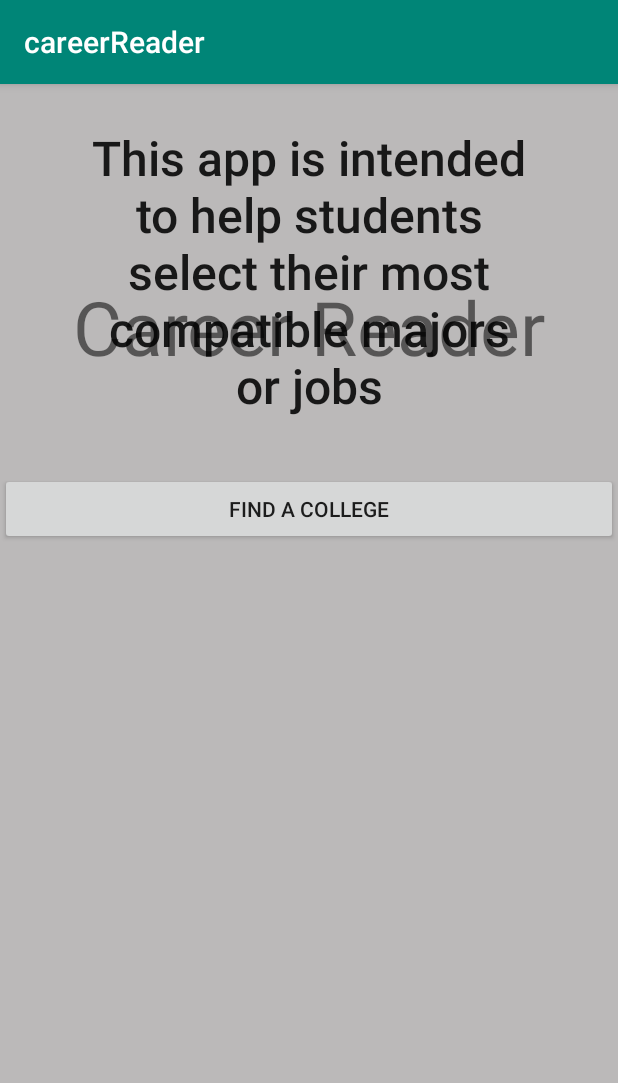
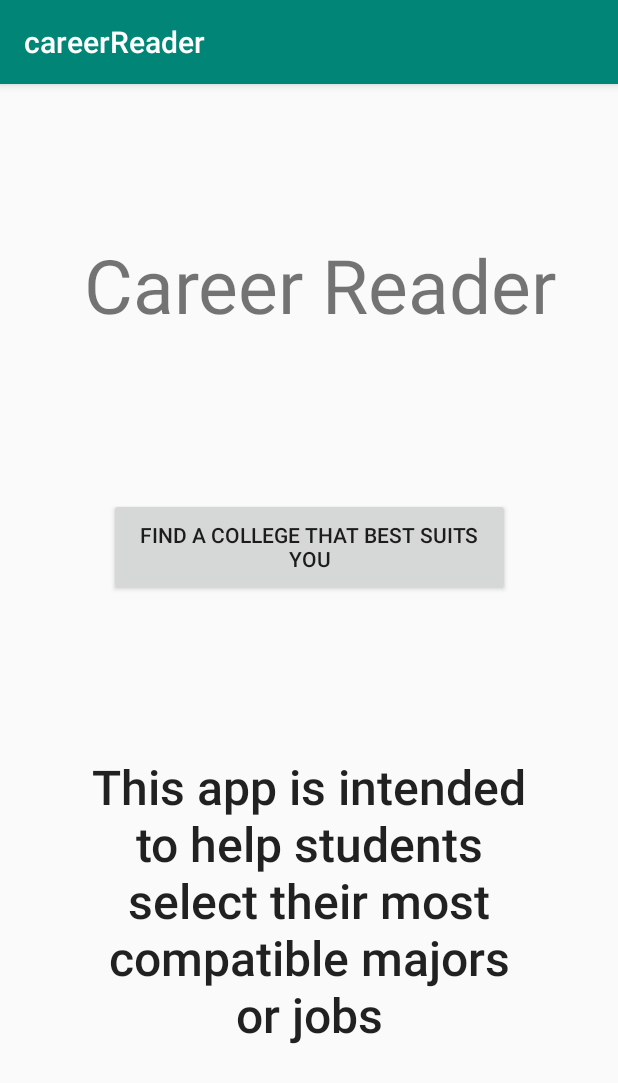
Before and after one commit to mccullochme/CareerReader, an Android app: the screen it shows after launch (MainActivity), on a phone screen of 412 x 824 dp. Shown: the top 1083 px of the screen. Run offline under Robolectric (Android 15) with nearby library versions, the phone set to English and light mode, and no system bars.

Commit message:
Revert "Merge branch 'master' of C:\Users\Admin\Documents\GitHub\fall-19-project-appmonsters with conflicts."
This reverts commit f5789552dd11dcc82a936c0bbec8ca340316ec76.

```diff
--- a/app/src/main/res/layout/activity_main.xml
+++ b/app/src/main/res/layout/activity_main.xml
@@ -4,40 +4,75 @@
     xmlns:tools="http://schemas.android.com/tools"
     android:layout_width="match_parent"
     android:layout_height="match_parent"
-    android:background="#BBB9B9"
-    tools:context=".MainActivity">
+    tools:context=".MainActivity"><![CDATA[
+
+
+        android:id="@+id/button2"
+        android:layout_width="0dp"
+        android:layout_height="wrap_content"
+        android:layout_marginTop="259dp"
+        android:layout_marginBottom="48dp"
+        android:text="Find A College"
+        app:layout_constraintBottom_toTopOf="@+id/textView2"
+        app:layout_constraintEnd_toEndOf="parent"
+        app:layout_constraintStart_toStartOf="parent"
+        app:layout_constraintTop_toTopOf="parent" />
+
+
+
+
+
+
+
+
+
+
+
+
+
+
+
+
+
+    ]]>
+
+    <Button
+        android:id="@+id/FindCollegeButton"
+        android:layout_width="267dp"
+        android:layout_height="65dp"
+        android:text="Find a College that best suits you"
+        app:layout_constraintBottom_toBottomOf="parent"
+        app:layout_constraintEnd_toEndOf="parent"
+        app:layout_constraintStart_toStartOf="parent"
+        app:layout_constraintTop_toTopOf="parent"
+        app:layout_constraintVertical_bias="0.393" />
 
     <TextView
         android:id="@+id/textView"
         android:layout_width="wrap_content"
         android:layout_height="wrap_content"
-        android:layout_marginTop="128dp"
+        android:layout_marginTop="100dp"
         android:text="Career Reader"
         android:textSize="50sp"
+        app:layout_constraintBottom_toBottomOf="parent"
         app:layout_constraintEnd_toEndOf="parent"
+        app:layout_constraintHorizontal_bias="0.577"
         app:layout_constraintStart_toStartOf="parent"
-        app:layout_constraintTop_toTopOf="parent" />
-
-    <Button
-        android:id="@+id/button2"
-        android:layout_width="0dp"
-        android:layout_height="wrap_content"
-        android:layout_marginTop="64dp"
-        android:text="Find A College"
-        app:layout_constraintEnd_toEndOf="parent"
-        app:layout_constraintStart_toStartOf="parent"
-        app:layout_constraintTop_toBottomOf="@+id/textView" />
+        app:layout_constraintTop_toTopOf="parent"
+        app:layout_constraintVertical_bias="0.0" />
 
     <TextView
         android:id="@+id/textView2"
         android:layout_width="300dp"
-        android:layout_height="250dp"
+        android:layout_height="0dp"
+        android:layout_marginBottom="126dp"
         android:gravity="center"
         android:text="This app is intended to help students select their most compatible majors or jobs"
         android:textAppearance="@style/TextAppearance.AppCompat.Body2"
         android:textSize="32dp"
+        app:layout_constraintBottom_toBottomOf="parent"
         app:layout_constraintEnd_toEndOf="parent"
         app:layout_constraintStart_toStartOf="parent"
-        tools:layout_editor_absoluteY="355dp" />
+        app:layout_constraintTop_toBottomOf="@+id/button2" />
 
 </androidx.constraintlayout.widget.ConstraintLayout>
```
